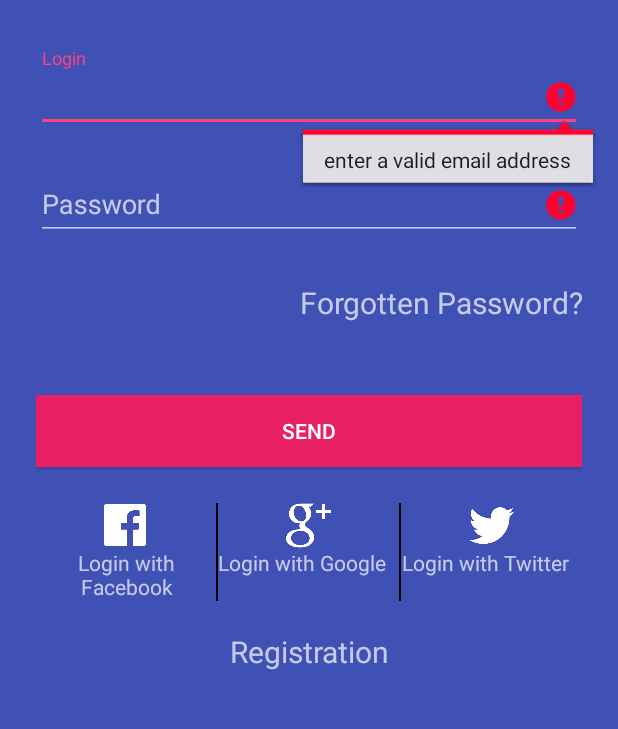
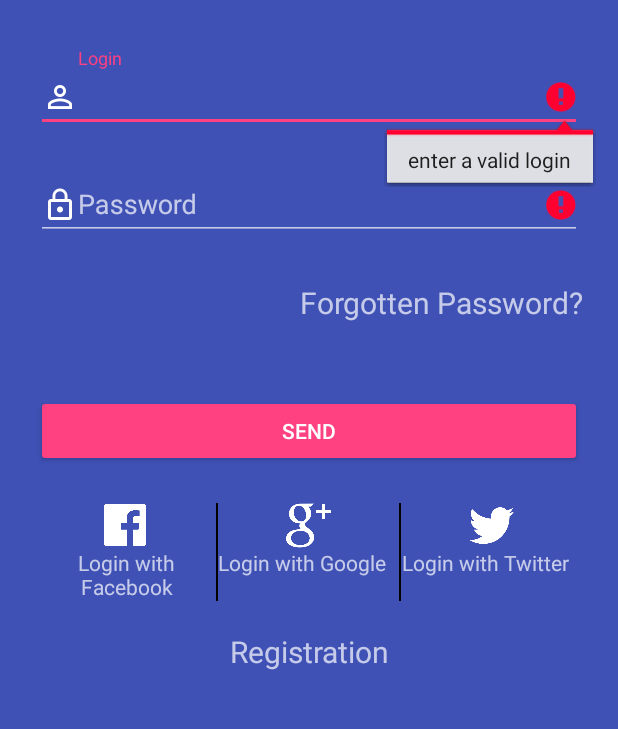
Before and after one commit to Roma-Za/Calculator, an Android app: the screen it shows after launch (LoginActivity), after a tap on "SEND", on a phone screen of 412 x 824 dp, the part 192-921 px from its top. Run offline under Robolectric (Android 15) with nearby library versions, the phone set to English and light mode, and no system bars.

Commit message:
login activity improved UI

```diff
--- a/app/src/main/java/com/example/roman/calculator/LoginActivity.java
+++ b/app/src/main/java/com/example/roman/calculator/LoginActivity.java
@@ -19,7 +19,7 @@ public class LoginActivity extends AppCompatActivity {
     private EditText _passwordText;
     private Button _loginButton;
     private TextView _signupLink;
-
+    private TextView _forgottenLink;
     @Override
     public void onCreate(Bundle savedInstanceState) {
         super.onCreate(savedInstanceState);
@@ -44,7 +44,15 @@ public class LoginActivity extends AppCompatActivity {
                 startActivityForResult(intent, REQUEST_SIGNUP);*/
             }
         });
+        _forgottenLink = (TextView)findViewById(R.id.link_forgotten);
+        _forgottenLink.setOnClickListener(new View.OnClickListener() {
+            @Override
+            public void onClick(View v) {
+
+            }
+        });
     }
+
 
     public void login() {
         Log.d(TAG, "Login");
@@ -90,12 +98,6 @@ public class LoginActivity extends AppCompatActivity {
         }
     }
 
-    @Override
-    public void onBackPressed() {
-        // disable going back to the MainActivity
-        moveTaskToBack(true);
-    }
-
     public void onLoginSuccess() {
         _loginButton.setEnabled(true);
         finish();
@@ -110,11 +112,11 @@ public class LoginActivity extends AppCompatActivity {
     public boolean validate() {
         boolean valid = true;
 
-        String email = _loginText.getText().toString();
+        String login = _loginText.getText().toString();
         String password = _passwordText.getText().toString();
 
-        if (email.isEmpty() || !android.util.Patterns.EMAIL_ADDRESS.matcher(email).matches()) {
-            _loginText.setError("enter a valid email address");
+        if (login.isEmpty()) {
+            _loginText.setError("enter a valid login");
             valid = false;
         } else {
             _loginText.setError(null);
@@ -129,4 +131,13 @@ public class LoginActivity extends AppCompatActivity {
 
         return valid;
     }
+
+    public void onFbLoginClick(View view) {
+    }
+
+    public void onGLoginClick(View view) {
+    }
+
+    public void onTwLoginClick(View view) {
+    }
 }
--- a/app/src/main/res/layout/activity_login.xml
+++ b/app/src/main/res/layout/activity_login.xml
@@ -34,7 +34,8 @@
                 android:layout_width="match_parent"
                 android:layout_height="wrap_content"
                 android:inputType="textEmailAddress"
-                android:hint="Login" />
+                android:hint="Login"
+                android:drawableLeft="@drawable/ic_perm_identity_white_24dp"/>
         </android.support.design.widget.TextInputLayout>
 
         <!-- Password Label -->
@@ -47,7 +48,8 @@
                 android:layout_width="match_parent"
                 android:layout_height="wrap_content"
                 android:inputType="textPassword"
-                android:hint="Password"/>
+                android:hint="Password"
+                android:drawableLeft="@drawable/ic_lock_outline_white_24dp"/>
         </android.support.design.widget.TextInputLayout>
 
 
@@ -68,7 +70,6 @@
             android:layout_marginTop="24dp"
             android:layout_marginBottom="24dp"
             android:padding="12dp"
-            android:background="#E81F65"
             android:text="SEND"/>
 
         <LinearLayout
@@ -81,7 +82,9 @@
                 android:layout_width="0dp"
                 android:layout_height="wrap_content"
                 android:layout_weight="1"
-                android:orientation="vertical">
+                android:orientation="vertical"
+                android:onClick="onFbLoginClick"
+                android:background="?android:attr/selectableItemBackground">
                 <ImageView
                     android:src="@drawable/fb"
                     android:layout_width="30dp"
@@ -101,7 +104,9 @@
                 android:layout_width="0dp"
                 android:layout_height="wrap_content"
                 android:layout_weight="1"
-                android:orientation="vertical">
+                android:orientation="vertical"
+                android:onClick="onGLoginClick"
+                android:background="?android:attr/selectableItemBackground">
                 <ImageView
                     android:src="@drawable/google"
                     android:layout_width="30dp"
@@ -121,7 +126,9 @@
                 android:layout_width="0dp"
                 android:layout_height="wrap_content"
                 android:layout_weight="1"
-                android:orientation="vertical">
+                android:orientation="vertical"
+                android:onClick="onTwLoginClick"
+                android:background="?android:attr/selectableItemBackground">
                 <ImageView
                     android:src="@drawable/twitter"
                     android:layout_width="30dp"
--- a/app/src/main/res/values/styles.xml
+++ b/app/src/main/res/values/styles.xml
@@ -6,6 +6,7 @@
         <item name="colorPrimaryDark">@color/colorPrimaryDark</item>
         <item name="colorAccent">@color/colorAccent</item>
         <item name="android:windowBackground">@color/colorPrimary</item>
+        <item name="colorButtonNormal">@color/colorAccent</item>
     </style>
 
     <style name="AppThemeNoActionBar" parent="Theme.AppCompat.NoActionBar">
@@ -13,6 +14,7 @@
         <item name="colorPrimaryDark">@color/colorPrimaryDark</item>
         <item name="colorAccent">@color/colorAccent</item>
         <item name="android:windowBackground">@color/colorPrimary</item>
+        <item name="colorButtonNormal">@color/colorAccent</item>
     </style>
 
 </resources>
```
Also changed, not shown: app/src/main/res/drawable-hdpi/ic_lock_outline_white_24dp.png (added), app/src/main/res/drawable-hdpi/ic_perm_identity_white_24dp.png (added), app/src/main/res/drawable-mdpi/ic_lock_outline_white_24dp.png (added), app/src/main/res/drawable-mdpi/ic_perm_identity_white_24dp.png (added), app/src/main/res/drawable-xhdpi/ic_lock_outline_white_24dp.png (added), app/src/main/res/drawable-xhdpi/ic_perm_identity_white_24dp.png (added), app/src/main/res/drawable-xxhdpi/ic_lock_outline_white_24dp.png (added), app/src/main/res/drawable-xxhdpi/ic_perm_identity_white_24dp.png (added), app/src/main/res/drawable-xxxhdpi/ic_lock_outline_white_24dp.png (added), app/src/main/res/drawable-xxxhdpi/ic_perm_identity_white_24dp.png (added).
